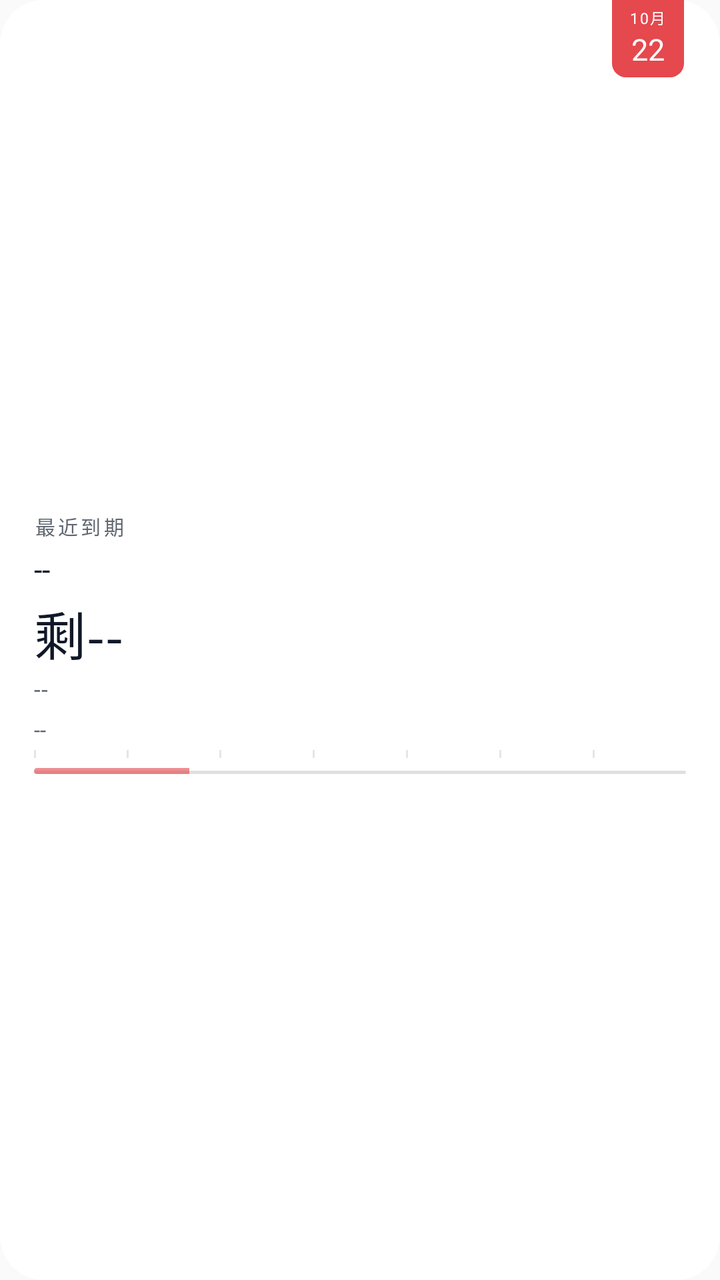
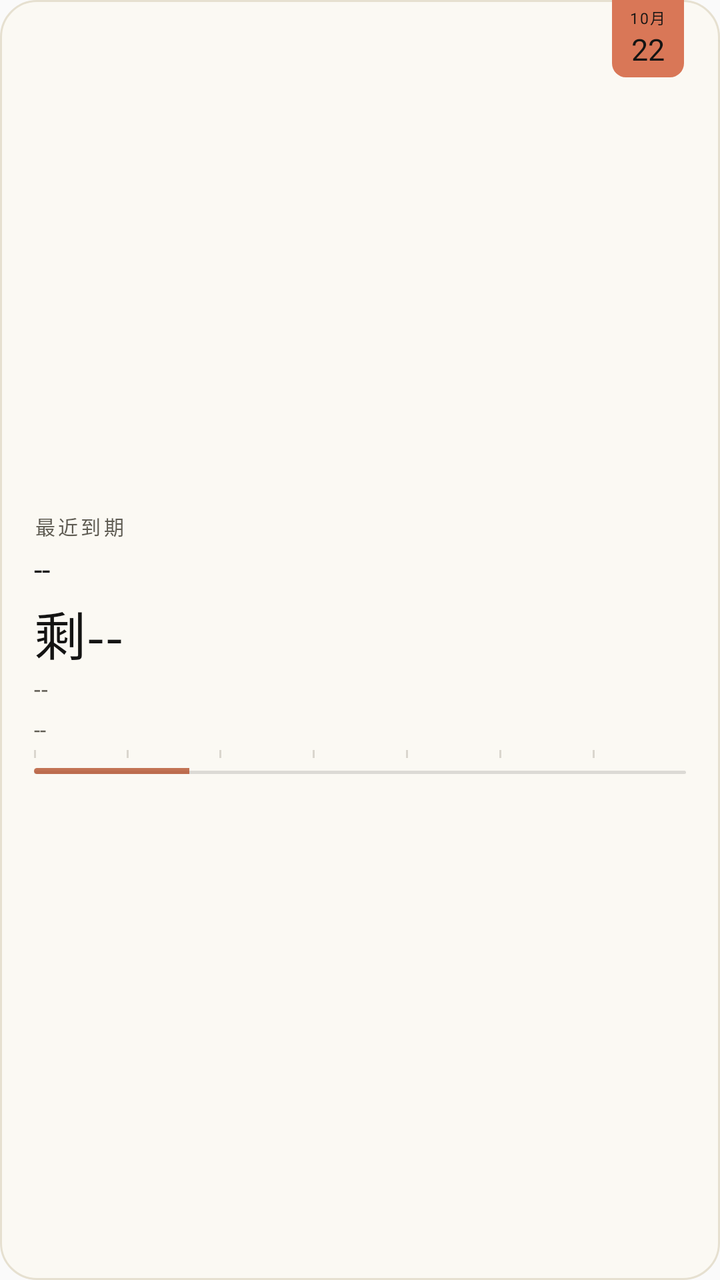

Compare the two renders of this Android layout. The source of the first and the diff that turns it into the second are given below.
<!-- AndroidManifest.xml: application theme android:Theme.Material.Light.NoActionBar -->
<!-- res/layout/widget_v1.xml -->
<?xml version="1.0" encoding="utf-8"?>
<FrameLayout xmlns:android="http://schemas.android.com/apk/res/android"
    android:id="@+id/widget_root"
    android:layout_width="match_parent"
    android:layout_height="match_parent"
    android:background="@drawable/widget_bg_light">

    <LinearLayout
        android:layout_width="match_parent"
        android:layout_height="wrap_content"
        android:layout_gravity="center_vertical"
        android:orientation="vertical"
        android:paddingStart="17dp"
        android:paddingTop="11dp"
        android:paddingEnd="17dp"
        android:paddingBottom="8dp">

        <TextView
            android:id="@+id/widget_header"
            android:layout_width="wrap_content"
            android:layout_height="wrap_content"
            android:text="@string/wgt_header_recent"
            android:textColor="#FF5F6771"
            android:textSize="10sp"
            android:letterSpacing="0.14"
/>

        <TextView
            android:id="@+id/widget_title"
            android:layout_width="match_parent"
            android:layout_height="wrap_content"
            android:layout_marginTop="4dp"
            android:layout_marginEnd="48dp"
            android:text="@string/ph_dash"
            android:textColor="#FF101828"
            android:textSize="15sp"
            android:maxLines="1"
            android:ellipsize="end"
/>

        <TextView
            android:id="@+id/widget_countdown"
            android:layout_width="wrap_content"
            android:layout_height="wrap_content"
            android:layout_marginTop="3dp"
            android:layout_marginBottom="1dp"
            android:text="@string/ph_cd"
            android:textColor="#FF101828"
            android:textSize="26sp"
            android:maxLines="1"
            android:letterSpacing="0.01"
/>

        <TextView
            android:id="@+id/widget_date"
            android:layout_width="wrap_content"
            android:layout_height="wrap_content"
            android:text="@string/ph_dash"
            android:textColor="#FF5F6771"
            android:textSize="11.5sp"
            android:letterSpacing="0.02"
/>

        <TextView
            android:id="@+id/widget_meta"
            android:layout_width="wrap_content"
            android:layout_height="wrap_content"
            android:layout_marginTop="5dp"
            android:text="@string/ph_dash"
            android:textColor="#FF5F6771"
            android:textSize="11sp"
/>

        
        <FrameLayout
            android:id="@+id/widget_ruler"
            android:layout_width="match_parent"
            android:layout_height="12dp"
            android:layout_marginTop="3dp">

            <LinearLayout
                android:layout_width="match_parent"
                android:layout_height="match_parent"
                android:orientation="horizontal">

                <FrameLayout
                    android:layout_width="0dp"
                    android:layout_height="match_parent"
                    android:layout_weight="1">

                    <TextView
                        android:layout_width="1dp"
                        android:layout_height="4dp"
                        android:layout_gravity="left|top"
                        android:background="@drawable/widget_tick" />
                </FrameLayout>

                <FrameLayout
                    android:layout_width="0dp"
                    android:layout_height="match_parent"
                    android:layout_weight="1">

                    <TextView
                        android:layout_width="1dp"
                        android:layout_height="4dp"
                        android:layout_gravity="left|top"
                        android:background="@drawable/widget_tick" />
                </FrameLayout>

                <FrameLayout
                    android:layout_width="0dp"
                    android:layout_height="match_parent"
                    android:layout_weight="1">

                    <TextView
                        android:layout_width="1dp"
                        android:layout_height="4dp"
                        android:layout_gravity="left|top"
                        android:background="@drawable/widget_tick" />
                </FrameLayout>

                <FrameLayout
                    android:layout_width="0dp"
                    android:layout_height="match_parent"
                    android:layout_weight="1">

                    <TextView
                        android:layout_width="1dp"
                        android:layout_height="4dp"
                        android:layout_gravity="left|top"
                        android:background="@drawable/widget_tick" />
                </FrameLayout>

                <FrameLayout
                    android:layout_width="0dp"
                    android:layout_height="match_parent"
                    android:layout_weight="1">

                    <TextView
                        android:layout_width="1dp"
                        android:layout_height="4dp"
                        android:layout_gravity="left|top"
                        android:background="@drawable/widget_tick" />
                </FrameLayout>

                <FrameLayout
                    android:layout_width="0dp"
                    android:layout_height="match_parent"
                    android:layout_weight="1">

                    <TextView
                        android:layout_width="1dp"
                        android:layout_height="4dp"
                        android:layout_gravity="left|top"
                        android:background="@drawable/widget_tick" />
                </FrameLayout>

                <FrameLayout
                    android:layout_width="0dp"
                    android:layout_height="match_parent"
                    android:layout_weight="1">

                    <TextView
                        android:layout_width="1dp"
                        android:layout_height="4dp"
                        android:layout_gravity="left|top"
                        android:background="@drawable/widget_tick" />
                </FrameLayout>
            </LinearLayout>

            <TextView
                android:id="@+id/widget_ruler_track"
                android:layout_width="match_parent"
                android:layout_height="1.5dp"
                android:layout_gravity="bottom"
                android:background="@drawable/widget_ruler_track_light" />

            <ProgressBar
                android:id="@+id/widget_ruler_bar"
                style="@android:style/Widget.ProgressBar.Horizontal"
                android:layout_width="match_parent"
                android:layout_height="3dp"
                android:layout_gravity="bottom"
                android:max="168"
                android:progress="40"
                android:progressDrawable="@drawable/widget_ruler_progress" />
        </FrameLayout>
    </LinearLayout>

    
    <LinearLayout
        android:id="@+id/widget_calpg"
        android:layout_width="36dp"
        android:layout_height="wrap_content"
        android:layout_gravity="top|end"
        android:layout_marginEnd="18dp"
        android:background="@drawable/widget_calpg_light"
        android:gravity="center_horizontal"
        android:orientation="vertical"
        android:paddingTop="3dp"
        android:paddingBottom="4dp">

        <TextView
            android:id="@+id/widget_calpg_month"
            android:layout_width="wrap_content"
            android:layout_height="wrap_content"
            android:text="@string/ph_calpg_month"
            android:textColor="#FFFFFFFF"
            android:textSize="7.5sp"
            android:letterSpacing="0.08"
/>

        <TextView
            android:id="@+id/widget_calpg_day"
            android:layout_width="wrap_content"
            android:layout_height="wrap_content"
            android:text="22"
            android:textColor="#FFFFFFFF"
            android:textSize="15sp"
/>
    </LinearLayout>
</FrameLayout>
<!-- resources referenced by this layout -->
<resources>
  <!-- drawable widget_bg_light (drawable) -->
  <?xml version="1.0" encoding="utf-8"?>
  <shape xmlns:android="http://schemas.android.com/apk/res/android">
      <solid android:color="#FFFFFFFF" />
      <corners android:radius="22dp" />
  </shape>
  <!-- drawable widget_calpg_light (drawable) -->
  <?xml version="1.0" encoding="utf-8"?>
  <shape xmlns:android="http://schemas.android.com/apk/res/android">
      <solid android:color="#FFE5484D" />
      <corners android:bottomLeftRadius="7dp" android:bottomRightRadius="7dp" />
  </shape>
  <!-- drawable widget_ruler_progress (drawable) -->
  <?xml version="1.0" encoding="utf-8"?>
  <layer-list xmlns:android="http://schemas.android.com/apk/res/android">
      <item android:id="@android:id/progress">
          <clip>
              <shape android:shape="rectangle">
                  <corners android:radius="2dp" />
                  <solid android:color="#9EE5484D" />
              </shape>
          </clip>
      </item>
  </layer-list>
  <!-- drawable widget_ruler_track_light (drawable) -->
  <?xml version="1.0" encoding="utf-8"?>
  <shape xmlns:android="http://schemas.android.com/apk/res/android">
      <solid android:color="#22101828" />
      <corners android:radius="1dp" />
  </shape>
  <!-- drawable widget_tick (drawable) -->
  <?xml version="1.0" encoding="utf-8"?>
  <shape xmlns:android="http://schemas.android.com/apk/res/android">
      <solid android:color="#3D8B949E" />
      <size android:width="1dp" />
  </shape>
  <string name="ph_calpg_month">10月</string>
  <string name="ph_cd">剩--</string>
  <string name="ph_dash" translatable="false">--</string>
  <string name="wgt_header_recent">最近到期</string>
</resources>

<!-- the commit's change to res/layout/widget_v1.xml (unified diff, before → after) -->
@@ -20,7 +20,7 @@
             android:layout_width="wrap_content"
             android:layout_height="wrap_content"
             android:text="@string/wgt_header_recent"
-            android:textColor="#FF5F6771"
+            android:textColor="#FF5F5C53"
             android:textSize="10sp"
             android:letterSpacing="0.14"
 />
@@ -32,7 +32,7 @@
             android:layout_marginTop="4dp"
             android:layout_marginEnd="48dp"
             android:text="@string/ph_dash"
-            android:textColor="#FF101828"
+            android:textColor="#FF141413"
             android:textSize="15sp"
             android:maxLines="1"
             android:ellipsize="end"
@@ -45,7 +45,7 @@
             android:layout_marginTop="3dp"
             android:layout_marginBottom="1dp"
             android:text="@string/ph_cd"
-            android:textColor="#FF101828"
+            android:textColor="#FF141413"
             android:textSize="26sp"
             android:maxLines="1"
             android:letterSpacing="0.01"
@@ -56,7 +56,7 @@
             android:layout_width="wrap_content"
             android:layout_height="wrap_content"
             android:text="@string/ph_dash"
-            android:textColor="#FF5F6771"
+            android:textColor="#FF5F5C53"
             android:textSize="11.5sp"
             android:letterSpacing="0.02"
 />
@@ -67,7 +67,7 @@
             android:layout_height="wrap_content"
             android:layout_marginTop="5dp"
             android:text="@string/ph_dash"
-            android:textColor="#FF5F6771"
+            android:textColor="#FF5F5C53"
             android:textSize="11sp"
 />
 
@@ -205,7 +205,7 @@
             android:layout_width="wrap_content"
             android:layout_height="wrap_content"
             android:text="@string/ph_calpg_month"
-            android:textColor="#FFFFFFFF"
+            android:textColor="#FF141413"
             android:textSize="7.5sp"
             android:letterSpacing="0.08"
 />
@@ -215,7 +215,7 @@
             android:layout_width="wrap_content"
             android:layout_height="wrap_content"
             android:text="22"
-            android:textColor="#FFFFFFFF"
+            android:textColor="#FF141413"
             android:textSize="15sp"
 />
     </LinearLayout>
<!-- resource entries referenced after the edit -->
@@ -3,13 +3,14 @@
   <!-- drawable widget_bg_light (drawable) -->
   <?xml version="1.0" encoding="utf-8"?>
   <shape xmlns:android="http://schemas.android.com/apk/res/android">
-      <solid android:color="#FFFFFFFF" />
-      <corners android:radius="22dp" />
+      <solid android:color="#FFFBF9F3" />
+      <stroke android:width="1dp" android:color="#FFE6E0D0" />
+      <corners android:radius="18dp" />
   </shape>
   <!-- drawable widget_calpg_light (drawable) -->
   <?xml version="1.0" encoding="utf-8"?>
   <shape xmlns:android="http://schemas.android.com/apk/res/android">
-      <solid android:color="#FFE5484D" />
+      <solid android:color="#FFD97757" />
       <corners android:bottomLeftRadius="7dp" android:bottomRightRadius="7dp" />
   </shape>
   <!-- drawable widget_ruler_progress (drawable) -->
@@ -19,7 +20,7 @@
           <clip>
               <shape android:shape="rectangle">
                   <corners android:radius="2dp" />
-                  <solid android:color="#9EE5484D" />
+                  <solid android:color="#CCB4522E" />
               </shape>
           </clip>
       </item>
@@ -27,13 +28,13 @@
   <!-- drawable widget_ruler_track_light (drawable) -->
   <?xml version="1.0" encoding="utf-8"?>
   <shape xmlns:android="http://schemas.android.com/apk/res/android">
-      <solid android:color="#22101828" />
+      <solid android:color="#22141413" />
       <corners android:radius="1dp" />
   </shape>
   <!-- drawable widget_tick (drawable) -->
   <?xml version="1.0" encoding="utf-8"?>
   <shape xmlns:android="http://schemas.android.com/apk/res/android">
-      <solid android:color="#3D8B949E" />
+      <solid android:color="#4D8B8477" />
       <size android:width="1dp" />
   </shape>
   <string name="ph_calpg_month">10月</string>
